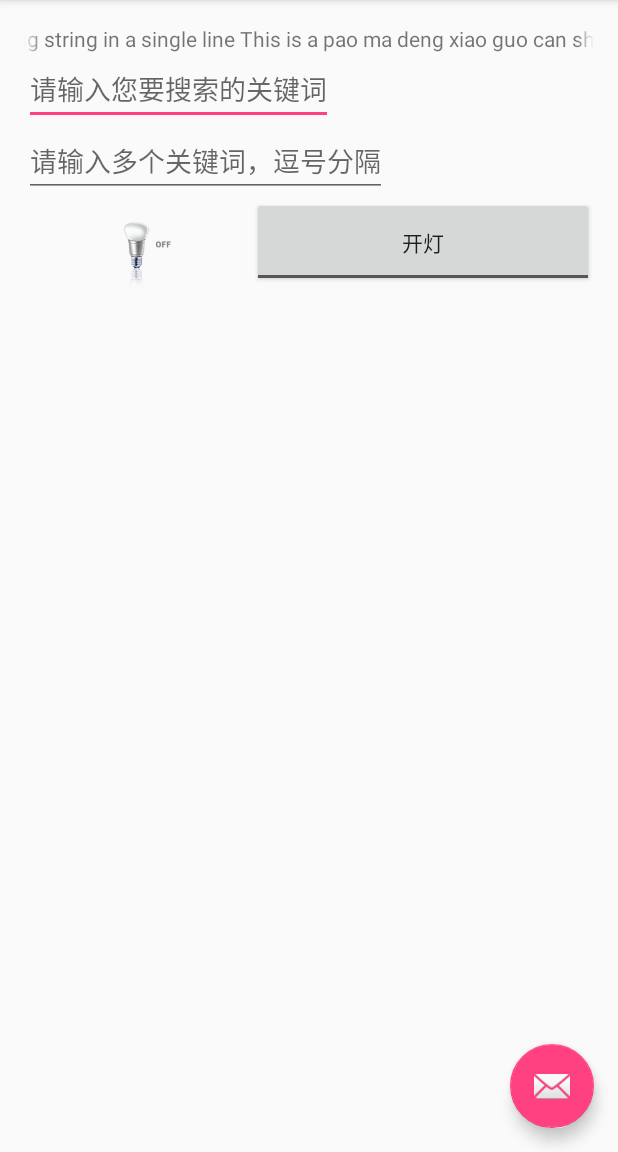
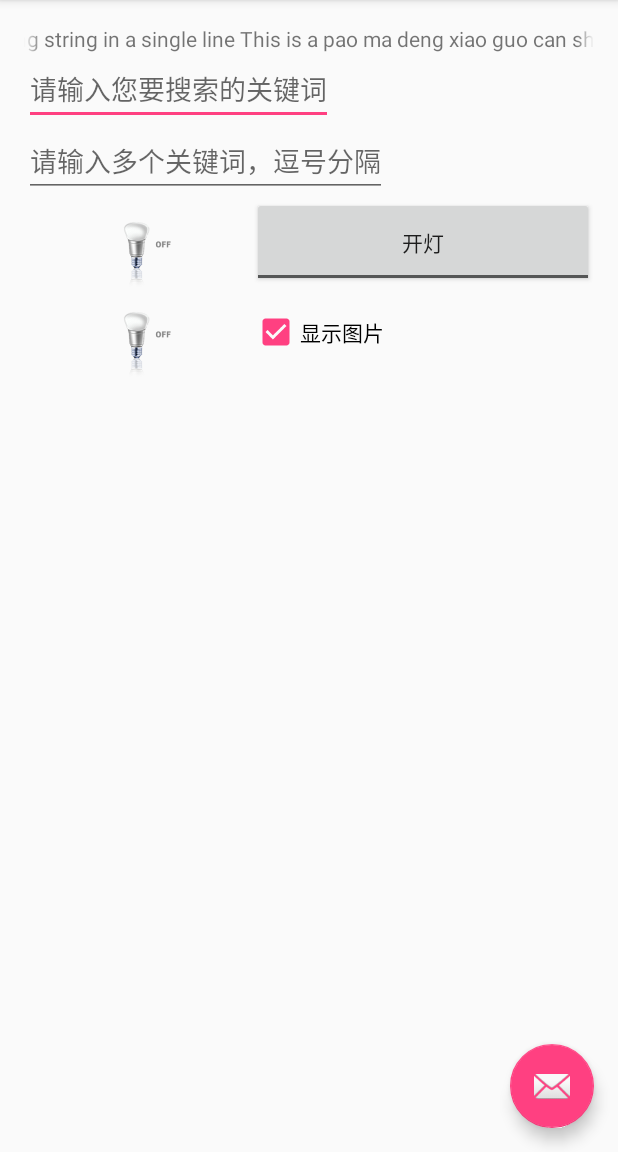
Before and after one commit to shfypp/mooc, an Android app: the screen it shows after launch (MainActivity), on a phone screen of 412 x 824 dp, the part 84-1236 px from its top. Run offline under Robolectric (Android 15) with nearby library versions, the phone set to English and light mode, and no system bars.

Commit message:
CheckBox

```diff
--- a/app/src/main/java/cn/hophin/shfy/androidmooc/MainActivity.java
+++ b/app/src/main/java/cn/hophin/shfy/androidmooc/MainActivity.java
@@ -10,6 +10,7 @@ import android.view.MenuItem;
 import android.view.View;
 import android.widget.ArrayAdapter;
 import android.widget.AutoCompleteTextView;
+import android.widget.CheckBox;
 import android.widget.CompoundButton;
 import android.widget.ImageView;
 import android.widget.MultiAutoCompleteTextView;
@@ -25,6 +26,8 @@ public class MainActivity extends AppCompatActivity {
     private MultiAutoCompleteTextView mMultiAutoCompleteTextView;
     private ToggleButton mToggleButton;
     private ImageView mImageView;
+    private CheckBox mCheckBox;
+    private ImageView mImageView2;
 
 
     @Override
@@ -77,6 +80,16 @@ public class MainActivity extends AppCompatActivity {
             }
         });
 
+        //CheckBox的实现
+        mImageView2 = (ImageView) findViewById(R.id.light_image_view_2);
+        mCheckBox= (CheckBox) findViewById(R.id.light_image_show_check_box);
+        mCheckBox.setOnCheckedChangeListener(new CompoundButton.OnCheckedChangeListener() {
+            @Override
+            public void onCheckedChanged(CompoundButton buttonView, boolean isChecked) {
+                mImageView2.setVisibility(isChecked?View.VISIBLE:View.INVISIBLE);
+            }
+        });
+
 
     }
 
--- a/app/src/main/res/layout/content_main.xml
+++ b/app/src/main/res/layout/content_main.xml
@@ -58,6 +58,23 @@
                 android:layout_weight="1"
                 android:layout_height="match_parent" />
         </LinearLayout>
+        <LinearLayout
+            android:layout_width="match_parent"
+            android:orientation="horizontal"
+            android:layout_height="wrap_content">
+            <ImageView
+                android:id="@+id/light_image_view_2"
+                android:src="@drawable/light_switch_off"
+                android:layout_width="wrap_content"
+                android:layout_height="60dp" />
+            <CheckBox
+                android:id="@+id/light_image_show_check_box"
+                android:checked="true"
+                android:text="@string/show_image"
+                android:layout_width="0dp"
+                android:layout_weight="1"
+                android:layout_height="match_parent" />
+        </LinearLayout>
     </LinearLayout>
 
 </ScrollView>
--- a/app/src/main/res/values/strings.xml
+++ b/app/src/main/res/values/strings.xml
@@ -5,4 +5,5 @@
     <string name="input_your_key_words">请输入多个关键词，逗号分隔</string>
     <string name="light_on">开灯</string>
     <string name="light_off">关灯</string>
+    <string name="show_image">显示图片</string>
 </resources>
```
